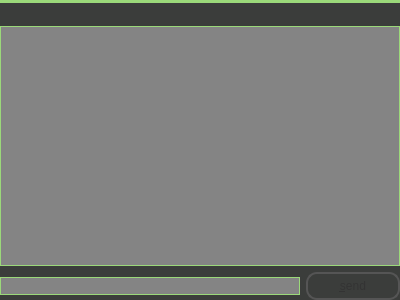
This is client/gui/livejamming/app/conversationset.ui in sush/Live-Jamming as Qt 5 draws it before an edit. The edited form follows.
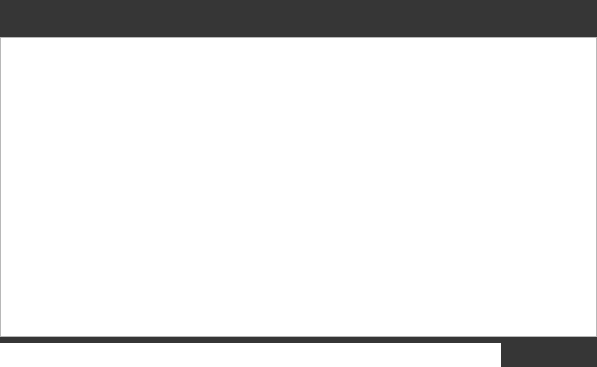
This is the edited form. Icons and pictures are not drawn.

What changed in the file:
```diff
--- a/client/gui/livejamming/app/conversationset.ui
+++ b/client/gui/livejamming/app/conversationset.ui
@@ -6,26 +6,28 @@
    <rect>
     <x>0</x>
     <y>0</y>
-    <width>400</width>
-    <height>300</height>
+    <width>597</width>
+    <height>367</height>
    </rect>
   </property>
+  <property name="maximumSize">
+   <size>
+    <width>597</width>
+    <height>367</height>
+   </size>
+  </property>
   <property name="windowTitle">
    <string>Form</string>
   </property>
   <property name="styleSheet">
    <string notr="true">#ConversationSet {
-	background: qlineargradient(spread:pad, x1:0, y1:0, x2:0, y2:1, stop:0.00934579 rgba(155, 217, 122, 255), stop:0.0116822 rgba(59, 61, 59, 255), stop:0.995455 rgba(59, 61, 59, 255));
+	background-color:#363636;
 }
 
 #ConversationSet QPushButton {
-color: #333;
-border: 2px solid #555;
-border-radius: 11px;
+background:url(:/images/btn_send.png) no-repeat transparent;
 padding: 5px;
-background: qradialgradient(cx: 0.3, cy: -0.4,
-fx: 0.3, fy: -0.4,
-radius: 1.35, stop: 0 #fff, stop: 1 #888);
+border:none;
 min-width: 80px;
 }
 #ConversationSet QPushButton:hover {
@@ -39,14 +41,12 @@
 radius: 1.35, stop: 0 #fff, stop: 1 #ddd);
 }
 #ConversationSet QTextEdit {
-	background: 	rgb(132, 132, 132);
-	color: #FFFFFF;
-	border: 1px solid #9BD97a;
+	background:url(:/images/background_wide.png);
 }
 #ConversationSet QLineEdit {
-	background: 	rgb(132, 132, 132);
-	color: #FFFFFF;
-	border: 1px solid #9BD97a;
+	background:url(:/images/send_box_search.png);
+	border:none;
+	color:white;
 }
 </string>
   </property>
@@ -63,19 +63,6 @@
    <property name="bottomMargin">
     <number>0</number>
    </property>
-   <item row="2" column="0">
-    <widget class="QLineEdit" name="input"/>
-   </item>
-   <item row="2" column="1">
-    <widget class="QPushButton" name="send">
-     <property name="styleSheet">
-      <string notr="true"/>
-     </property>
-     <property name="text">
-      <string>&amp;send</string>
-     </property>
-    </widget>
-   </item>
    <item row="0" column="0" colspan="2">
     <widget class="QLabel" name="label">
      <property name="text">
@@ -85,6 +72,12 @@
    </item>
    <item row="1" column="0" colspan="2">
     <widget class="QTextEdit" name="display">
+     <property name="maximumSize">
+      <size>
+       <width>597</width>
+       <height>300</height>
+      </size>
+     </property>
      <property name="styleSheet">
       <string notr="true"/>
      </property>
@@ -96,6 +89,26 @@
      </property>
     </widget>
    </item>
+   <item row="2" column="1">
+    <widget class="QPushButton" name="send">
+     <property name="styleSheet">
+      <string notr="true"/>
+     </property>
+     <property name="text">
+      <string/>
+     </property>
+    </widget>
+   </item>
+   <item row="2" column="0">
+    <widget class="QLineEdit" name="input">
+     <property name="maximumSize">
+      <size>
+       <width>501</width>
+       <height>24</height>
+      </size>
+     </property>
+    </widget>
+   </item>
   </layout>
  </widget>
  <resources/>
```
Left out of the diff: 18 changed lines with no effect on the pictures.
